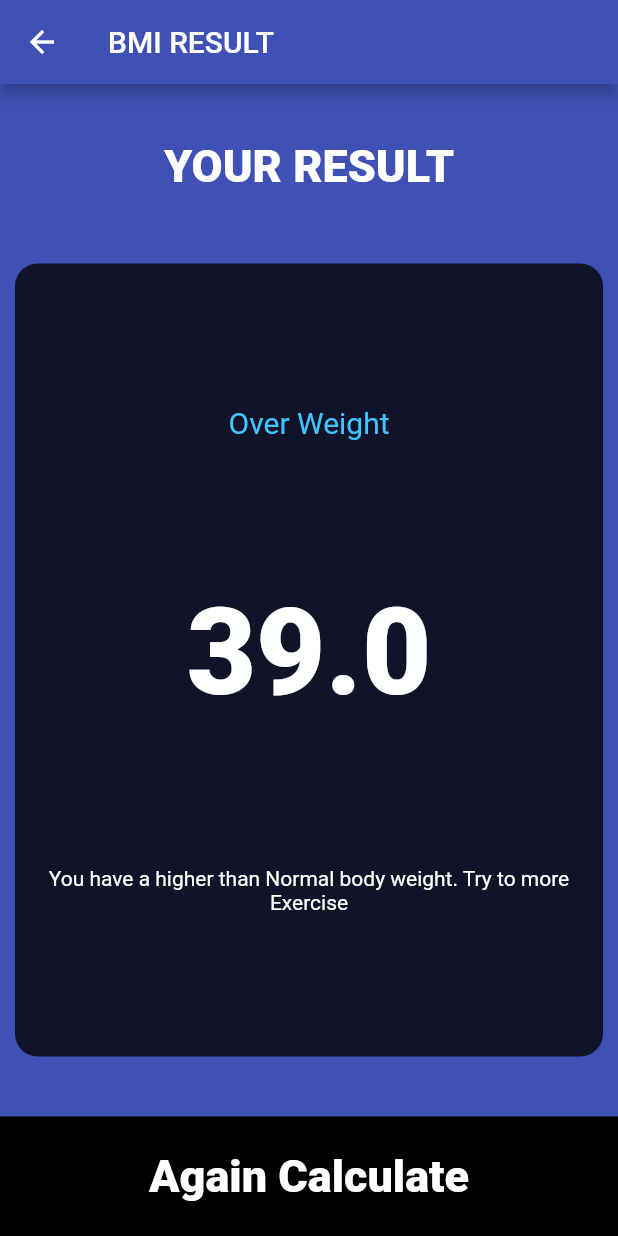
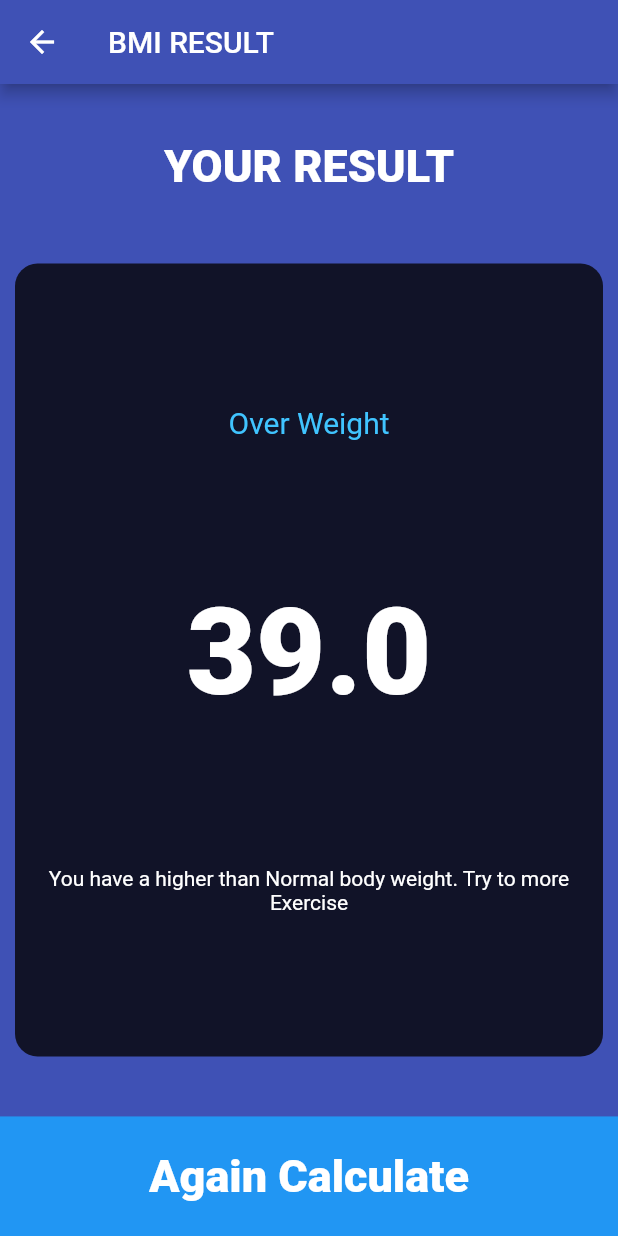
Before and after one commit to bilalahmad9/A-BMI-Calculator-App, a Flutter app: the screen it shows after launch, after a tap on "Calculate", on a phone screen of 412 x 824 dp. Run offline on Flutter 3.47's test engine with Material 2 defaults, Android fonts, the phone set to English and light mode, and no system bars; our stand-ins replace font_awesome_flutter.

Commit message:
Some Color Changes

```diff
--- a/lib/Input_Page.dart
+++ b/lib/Input_Page.dart
@@ -172,7 +172,7 @@ class _InputPageState extends State<InputPage> {
                         )
                       ],
                     ),
-                    colors: Color(0xFF1D1E33),
+                    colors: Colors.blue,
                   ),
                 ),
                 Expanded(
@@ -206,7 +206,7 @@ class _InputPageState extends State<InputPage> {
                           )
                         ],
                       ),
-                      colors: Color(0xFF1D1E33)),
+                      colors: Colors.blue),
                 ),
               ],
             ),
@@ -230,7 +230,7 @@ class _InputPageState extends State<InputPage> {
               child: Center(
                 child: Text('Calculate', style: ConstentTextLabe3),
               ),
-              color: Colors.black,
+              color: Colors.blue,
               height: 60,
               width: double.infinity,
               margin: EdgeInsets.only(top: 10),
--- a/lib/Resultfind.dart
+++ b/lib/Resultfind.dart
@@ -56,7 +56,7 @@ class Resultfind extends StatelessWidget {
                   child: Center(
                     child: Text('Again Calculate', style: ConstentTextLabe3),
                   ),
-                  color: Colors.black,
+                  color: Colors.blue,
                   height: 40,
                   width: double.infinity,
                   margin: EdgeInsets.only(top: 30),
```
